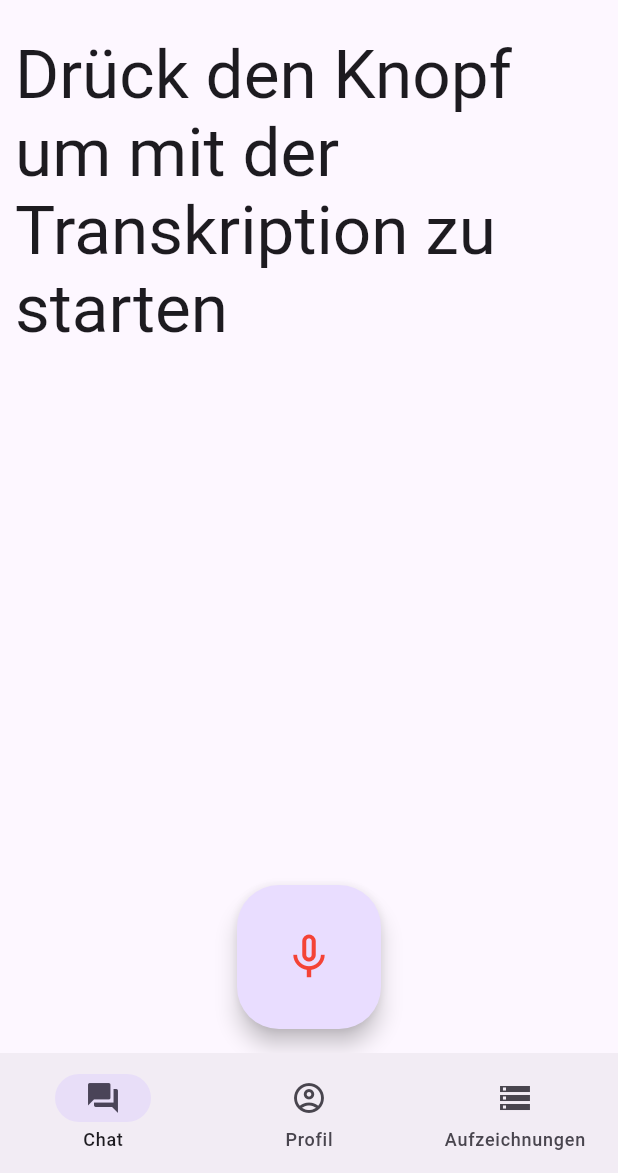
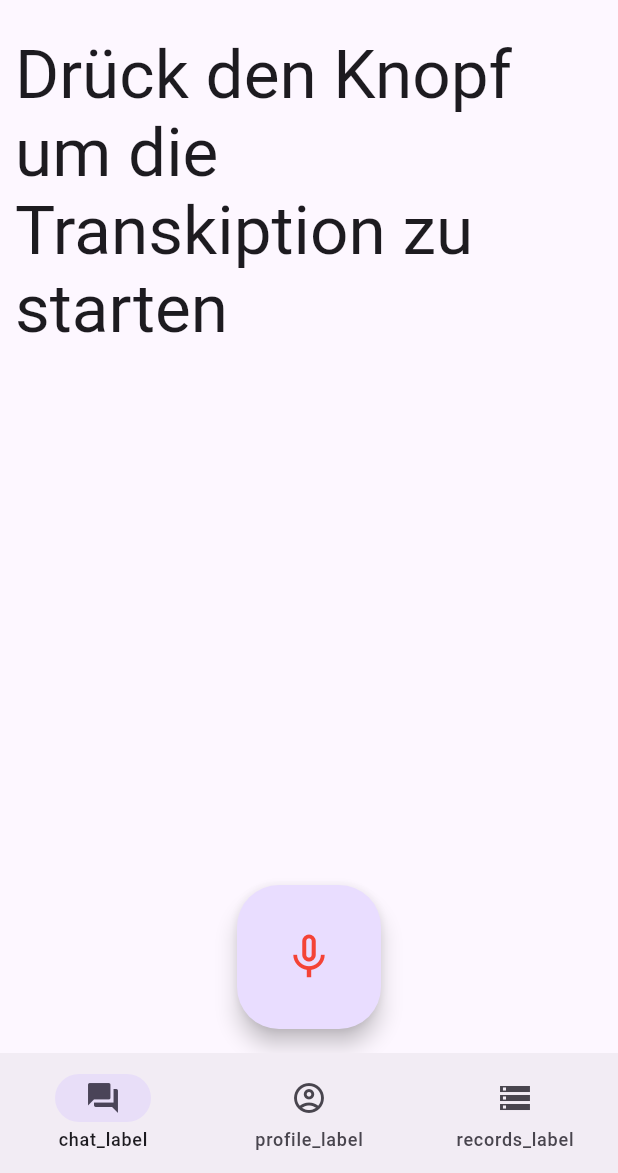
Before and after one commit to kevin123george/medTalk, a Flutter app: the screen it shows after launch, on a phone screen of 412 x 824 dp, the part 63-1236 px from its top. Run offline on Flutter 3.47's test engine with Material 2 defaults, Android fonts, the phone set to English and light mode, and no system bars; our stand-ins replace get_storage, speech_to_text, sqflite, syncfusion_flutter_sliders; missing offline and left inert: syncfusion_flutter_core; accounts and stored records are empty.

Commit message:
implemented language switch for labels in web view

```diff
--- a/lib/components.dart
+++ b/lib/components.dart
@@ -739,19 +739,19 @@ const List<NavigationDestination> appBarDestinations = [
   NavigationDestination(
     tooltip: '',
     icon: Icon(Icons.question_answer_outlined),
-    label: 'Chat',
+    label: 'chat_label',
     selectedIcon: Icon(Icons.question_answer),
   ),
   NavigationDestination(
     tooltip: '',
     icon: Icon(Icons.account_circle_outlined),
-    label: 'Profil',
+    label: 'profile_label',
     selectedIcon: Icon(Icons.account_circle),
   ),
   NavigationDestination(
     tooltip: '',
     icon: Icon(Icons.storage_outlined),
-    label: 'Aufzeichnungen',
+    label: 'records_label',
     selectedIcon: Icon(Icons.storage),
   )
 ];
--- a/lib/main.dart
+++ b/lib/main.dart
@@ -5,6 +5,7 @@
 import 'package:flutter/material.dart';
 import 'package:get_storage/get_storage.dart';
 import 'package:medTalk/providers/font_provider.dart';
+import 'package:medTalk/providers/language_provider.dart';
 import 'package:provider/provider.dart';
 
 
@@ -17,6 +18,7 @@ void main() async {
     MultiProvider(
         providers: [
           ChangeNotifierProvider(create: (_) => FontProvider()),
+          ChangeNotifierProvider(create: (_) => LanguageProvider()),
         ],
         child:const App(),
     )
--- /dev/null
+++ b/lib/providers/language_provider.dart
@@ -0,0 +1,53 @@
+import 'package:flutter/material.dart';
+import 'package:get_storage/get_storage.dart';
+
+class LanguageProvider with ChangeNotifier {
+   String _language = GetStorage().read('language') != null
+       ? GetStorage().read('language') : 'German';
+   Map<String, String> _german = {
+     'language': 'Deutsch',
+     'brightness_tooltip': 'Helligkeit umschalten',
+     'brightness': 'Helligkeit'  ,
+     'color_tooltip': 'Wähle eine Farbe',
+     'color': 'Farbe',
+     'font_tooltip': 'Wähle eine Schriftgröße',
+     'font_size': 'Schriftgröße',
+     'font': 'Schrift',
+     'font_small': 'Klein',
+     'font_medium': 'Mittel',
+     'font_large': 'Groß',
+     'intro_text': 'Drück den Knopf um die Transkiption zu starten',
+     'helper_text': 'Drück den Knopf um die Transkiption zu starten',
+     'chat_label': 'Chat',
+     'profile_label': 'Profil',
+     'records_label': 'Auszeichnungen'
+   };
+   Map<String, String> _english = {
+     'language': 'English',
+     'brightness_tooltip': 'Toggle Brightness',
+     'brightness': 'Brightness'  ,
+     'color_tooltip': 'Choose a color',
+     'color': 'Color',
+     'font_tooltip': 'Choose a font size',
+     'font_size': 'Font size',
+     'font': 'Font ',
+     'font_small': 'Small',
+     'font_medium': 'Medium',
+     'font_large': 'Large',
+     'intro_text': 'Push the button to start the transcription',
+     'helper_text': 'Push the button to start the transcription',
+     'chat_label': 'Chat',
+     'profile_label': 'Profile',
+     'records_label': 'Records'
+   };
+
+
+   Map<String, String> get languageMap => _language == 'English' ? _english : _german;
+   bool get language => _language == 'English' ? false : true;
+
+  void change_language(language) => {
+    this._language = language,
+    GetStorage().write('language', language),
+    notifyListeners()
+  };
+}
--- a/lib/screens/home.dart
+++ b/lib/screens/home.dart
@@ -3,6 +3,7 @@
 // found in the LICENSE file.
 
 import 'package:flutter/material.dart';
+import 'package:medTalk/providers/language_provider.dart';
 import 'package:medTalk/screens/record_screen.dart';
 import 'package:medTalk/screens/speech_to_text_screen.dart';
 import 'package:syncfusion_flutter_sliders/sliders.dart';
@@ -175,6 +176,7 @@ class _HomeState extends State<Home> with SingleTickerProviderStateMixin {
 
   @override
   Widget build(BuildContext context) {
+    final languageProvider = context.watch<LanguageProvider>();
     return AnimatedBuilder(
       animation: controller,
       builder: (context, child) {
@@ -187,7 +189,7 @@ class _HomeState extends State<Home> with SingleTickerProviderStateMixin {
               ScreenSelected.values[screenIndex], controller.value == 1),
           navigationRail: NavigationRail(
             extended: showLargeSizeLayout,
-            destinations: navRailDestinations,
+            destinations: navRailDestinations (languageProvider),
             selectedIndex: screenIndex,
             onDestinationSelected: (index) {
               setState(() {
@@ -231,7 +233,7 @@ class _HomeState extends State<Home> with SingleTickerProviderStateMixin {
   }
 }
 
-class _BrightnessButton extends StatelessWidget {
+class _BrightnessButton extends StatefulWidget {
   const _BrightnessButton({
     required this.handleBrightnessChange,
     this.showTooltipBelow = true,
@@ -243,11 +245,17 @@ class _BrightnessButton extends StatelessWidget {
   final bool showLabels;
 
   @override
+  State<_BrightnessButton> createState() => _BrightnessButtonState();
+}
+
+class _BrightnessButtonState extends State<_BrightnessButton> {
+  @override
   Widget build(BuildContext context) {
+    Map<String, String> language = context.watch<LanguageProvider>().languageMap;
     final isBright = Theme.of(context).brightness == Brightness.light;
     return Tooltip(
-      preferBelow: showTooltipBelow,
-      message: 'Helligkeit umschalten',
+      preferBelow: widget.showTooltipBelow,
+      message: language['brightness_tooltip'],
       child: Column(
         mainAxisAlignment: MainAxisAlignment.end,
         mainAxisSize: MainAxisSize.min,
@@ -257,13 +265,13 @@ class _BrightnessButton extends StatelessWidget {
               icon: isBright
                   ? const Icon(Icons.dark_mode_outlined)
                   : const Icon(Icons.light_mode_outlined),
-              onPressed: () => handleBrightnessChange(!isBright),
+              onPressed: () => widget.handleBrightnessChange(!isBright),
             ),
           ),
           Visibility(
-            visible: showLabels,
+            visible: widget.showLabels,
               child: Flexible(
-                  child: Text("Helligkeit")
+                  child: Text(language['brightness']!)
               )
           )
         ],
@@ -271,7 +279,6 @@ class _BrightnessButton extends StatelessWidget {
     );
   }
 }
-
 
 class _ColorSeedButton extends StatelessWidget {
   const _ColorSeedButton({
@@ -289,6 +296,7 @@ class _ColorSeedButton extends StatelessWidget {
 
   @override
   Widget build(BuildContext context) {
+    Map<String, String> language = context.watch<LanguageProvider>().languageMap;
     return Column(
       mainAxisAlignment: MainAxisAlignment.end,
       mainAxisSize: MainAxisSize.min,
@@ -299,7 +307,7 @@ class _ColorSeedButton extends StatelessWidget {
               Icons.palette_outlined,
               color: Theme.of(context).colorScheme.onSurfaceVariant,
             ),
-            tooltip: 'Wähle eine Farbe',
+            tooltip: language['color_tooltip'],
             shape: RoundedRectangleBorder(borderRadius: BorderRadius.circular(10)),
             itemBuilder: (context) {
               return List.generate(ColorSeed.values.length, (index) {
@@ -336,7 +344,7 @@ class _ColorSeedButton extends StatelessWidget {
         Visibility(
             visible: showLabels,
             child: Flexible(
-                child: Text("Farbe")
+                child: Text(language['color']!)
             )
         )
       ],
@@ -363,6 +371,7 @@ class _FontSizeButtonState extends State<_FontSizeButton> {
 
   @override
   Widget build(BuildContext context) {
+    Map<String, String> language = context.watch<LanguageProvider>().languageMap;
     final ThemeData theme = Theme.of(context);
     return Column(
       mainAxisAlignment: MainAxisAlignment.end,
@@ -374,14 +383,14 @@ class _FontSizeButtonState extends State<_FontSizeButton> {
               Icons.format_size,
               color: Theme.of(context).colorScheme.onSurfaceVariant,
             ),
-            tooltip: 'Wähle eine Schriftgröße',
+            tooltip: language['font_tooltip'],
             shape: RoundedRectangleBorder(borderRadius: BorderRadius.circular(10)),
             itemBuilder: (context){
               return [
                 PopupMenuItem(
                     child: Column(
                       children: [
-                        Text("Schriftgröße"),
+                        Text(language['font_size']!),
                         StatefulBuilder(
                           builder: (context, state){
                             return SfSliderTheme(
@@ -401,11 +410,11 @@ class _FontSizeButtonState extends State<_FontSizeButton> {
                                     (dynamic actualValue, String formattedText) {
                                   switch (actualValue) {
                                     case 0:
-                                      return 'Klein';
+                                      return language['font_small']!;
                                     case 1:
-                                      return 'Mittel';
+                                      return language['font_medium']!;
                                     case 2:
-                                      return 'Groß';
+                                      return language['font_large']!;
                                   }
                                   return actualValue.toString();
                                 },
@@ -429,7 +438,7 @@ class _FontSizeButtonState extends State<_FontSizeButton> {
         Visibility(
             visible: showLabels,
             child: Flexible(
-                child: Text("Schrift")
+                child: Text(language['font']!)
             )
         )
       ],
@@ -470,6 +479,8 @@ class _ExpandedTrailingActionsState extends State<_ExpandedTrailingActions> {
 
   @override
   Widget build(BuildContext context) {
+    final languageProvider = context.watch<LanguageProvider>();
+    Map<String, String> language = languageProvider.languageMap;
     final ThemeData theme = Theme.of(context);
     final screenHeight = MediaQuery.of(context).size.height;
     final trailingActionsBody = Container(
@@ -481,7 +492,7 @@ class _ExpandedTrailingActionsState extends State<_ExpandedTrailingActions> {
         children: [
           Row(
             children: [
-              const Text('Helligkeit'),
+              Text(language['brightness']!),
               Expanded(child: Container()),
               Switch(
                   value: widget.useLightMode,
@@ -490,15 +501,27 @@ class _ExpandedTrailingActionsState extends State<_ExpandedTrailingActions> {
                   })
             ],
           ),
+          Row(
+            children: [
+              Text(language['language']!),
+              Expanded(child: Container()),
+              Switch(
+                  value: languageProvider.language,
+                  onChanged: (value) {
+                    languageProvider.change_language(value ? 'German' : 'English');
+                  })
+            ],
+          ),
           const Divider(),
-          const Text('Farbe'),
+          Text(language['color']!),
+
           _ExpandedColorSeedAction(
             handleColorSelect: widget.handleColorSelect,
             colorSelected: widget.colorSelected,
             colorSelectionMethod: widget.colorSelectionMethod,
           ),
           const Divider(),
-          const Text('Schriftgröße'),
+          Text(language['font_size']!),
           StatefulBuilder(
             builder: (context, state){
               return SfSliderTheme(
@@ -518,11 +541,11 @@ class _ExpandedTrailingActionsState extends State<_ExpandedTrailingActions> {
                   (dynamic actualValue, String formattedText) {
                     switch (actualValue) {
                       case 0:
-                        return 'Klein';
+                        return language['font_small']!;
                       case 1:
-                        return 'Mittel';
+                        return language['font_medium']!;
                       case 2:
-                        return 'Groß';
+                        return language['font_large']!;
                     }
                   return actualValue.toString();
                 },
@@ -652,21 +675,20 @@ class _NavigationTransitionState extends State<NavigationTransition> {
   }
 }
 
-final List<NavigationRailDestination> navRailDestinations = appBarDestinations
-    .map(
-      (destination) => NavigationRailDestination(
+List<NavigationRailDestination> navRailDestinations(LanguageProvider languageProvider){
+  return appBarDestinations.map((destination) => NavigationRailDestination(
     icon: Tooltip(
-          message: destination.label,
+      message: languageProvider.languageMap[destination.label]!,
       child: destination.icon,
     ),
     selectedIcon: Tooltip(
-          message: destination.label,
+      message: languageProvider.languageMap[destination.label]!,
       child: destination.selectedIcon,
     ),
-        label: Text(destination.label),
-      ),
-    )
-    .toList();
+    label: Text(languageProvider.languageMap[destination.label]!),
+  )).toList();
+
+}
 
 class SizeAnimation extends CurvedAnimation {
   SizeAnimation(Animation<double> parent)
--- a/lib/screens/speech_to_text_screen.dart
+++ b/lib/screens/speech_to_text_screen.dart
@@ -7,6 +7,7 @@ import 'package:provider/provider.dart';
 import 'package:medTalk/providers/font_provider.dart';
 
 import '../models/records.dart';
+import '../providers/language_provider.dart';
 
 class SpeechToTextScreen extends StatefulWidget {
   const SpeechToTextScreen({Key? key}) : super(key: key);
@@ -16,8 +17,8 @@ class SpeechToTextScreen extends StatefulWidget {
 }
 
 class _SpeechToTextScreenState extends State<SpeechToTextScreen> {
-  var text = "Drück den Knopf um mit der Transkription zu starten";
-  var helperText = "Drück den Knopf um mit der Transkription zu starten";
+  var text;
+  var helperText;
   var isListening = false;
   var isButtonPressed = false;
   SpeechToText speechToText = SpeechToText();
@@ -31,6 +32,9 @@ class _SpeechToTextScreenState extends State<SpeechToTextScreen> {
 
   @override
   Widget build(BuildContext context) {
+    Map<String, String> language = context.watch<LanguageProvider>().languageMap;
+    text = language['intro_text']!;
+    helperText = language['helper_text']!;
     final textTheme = Theme.of(context)
         .textTheme
         .apply(displayColor: Theme.of(context).colorScheme.onSurface);
```
Also changed, not shown: pubspec.lock. Lines whose indentation alone changed are shown as unchanged.
